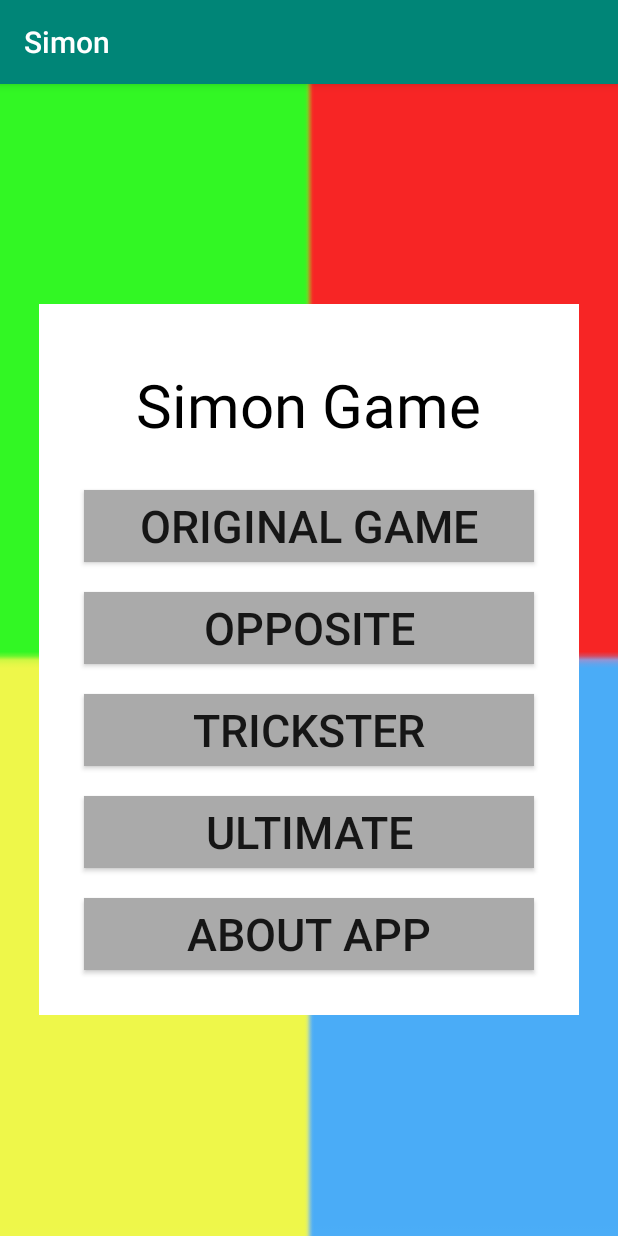
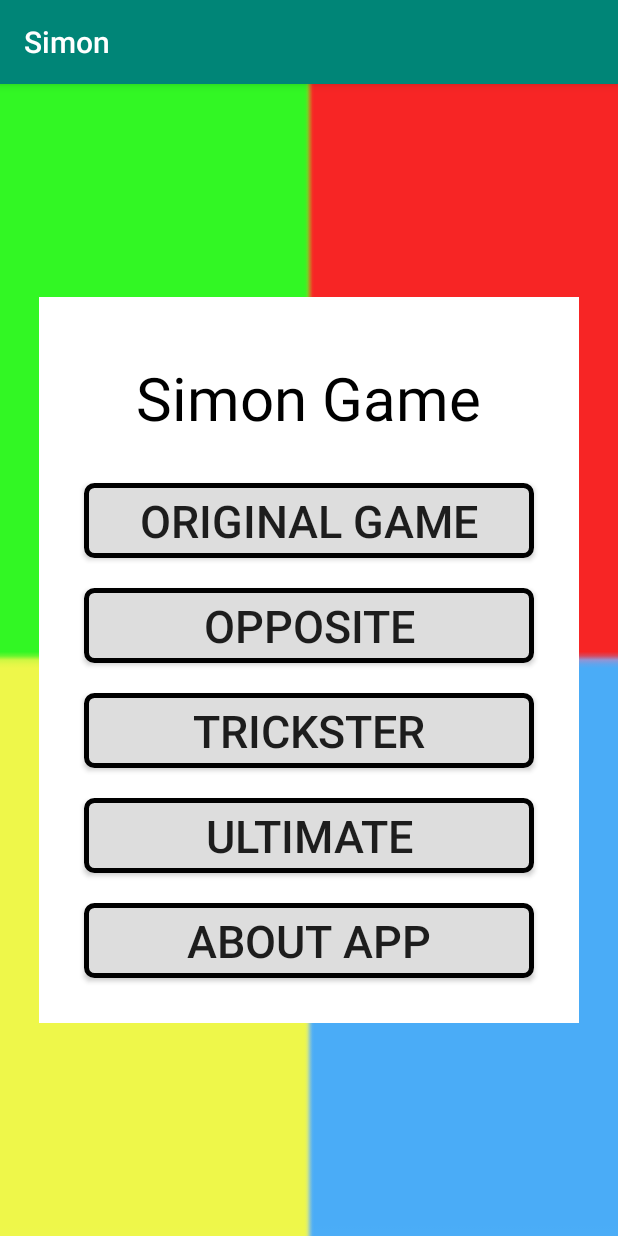
Before and after one commit to echemendiac/assignment02_csci_4020, an Android app: the screen it shows after launch (MainActivity), on a phone screen of 412 x 824 dp. Run offline under Robolectric (Android 15) with nearby library versions, the phone set to English and light mode, and no system bars.

Commit message:
Further improved design

```diff
--- a/app/src/main/res/drawable/button_border.xml
+++ b/app/src/main/res/drawable/button_border.xml
@@ -1,11 +1,17 @@
 <?xml version="1.0" encoding="utf-8"?>
-<shape xmlns:android="http://schemas.android.com/apk/res/android"
+<shape xmlns:android="http://schemas.android.com/apk/res/android">
     android:shape="rectangle" >
+        <solid android:color="#dddddd" />
+        <padding
+            android:bottom="5dp"
+            android:top="5dp"
+            android:right="5dp"
+            android:left="5dp"
+            />
+    <corners
+        android:radius="5dp" />
+        <stroke
+            android:width="3dp"
+            android:color="#000000" />
 
-    <solid android:color="#FFDA8200" />
-
-    <stroke
-        android:width="3dp"
-        android:color="#FFFF4917" />
-
-</shape>
+    </shape>
--- a/app/src/main/res/layout/activity_main.xml
+++ b/app/src/main/res/layout/activity_main.xml
@@ -27,7 +27,7 @@
     <Button
         android:id="@+id/modeb_1"
         android:layout_width="300dp"
-        android:background="@android:color/darker_gray"
+        android:background="@drawable/button_border"
         android:layout_margin="10dp"
         android:layout_height="wrap_content"
         android:text="Original Game"
@@ -35,7 +35,7 @@
     <Button
         android:id="@+id/modeb_2"
         android:layout_width="300dp"
-        android:background="@android:color/darker_gray"
+        android:background="@drawable/button_border"
         android:layout_margin="10dp"
         android:layout_height="wrap_content"
         android:text="Opposite"
@@ -43,7 +43,7 @@
     <Button
         android:id="@+id/modeb_3"
         android:layout_width="300dp"
-        android:background="@android:color/darker_gray"
+        android:background="@drawable/button_border"
         android:layout_margin="10dp"
         android:layout_height="wrap_content"
         android:text="Trickster"
@@ -51,7 +51,7 @@
     <Button
         android:id="@+id/modeb_4"
         android:layout_width="300dp"
-        android:background="@android:color/darker_gray"
+        android:background="@drawable/button_border"
         android:layout_margin="10dp"
         android:layout_height="wrap_content"
         android:text="Ultimate"
@@ -60,7 +60,7 @@
     <Button
         android:id="@+id/about"
         android:layout_width="300dp"
-        android:background="@android:color/darker_gray"
+        android:background="@drawable/button_border"
         android:layout_margin="10dp"
         android:layout_height="wrap_content"
         android:text="About App"
--- a/app/src/main/res/layout/game.xml
+++ b/app/src/main/res/layout/game.xml
@@ -29,6 +29,7 @@
         app:layout_constraintTop_toBottomOf="@+id/title_tv"
         android:orientation="vertical"
         android:background="@android:color/black"
+        android:padding="5dp"
         android:weightSum="2">
         <LinearLayout
             android:layout_width="match_parent"
@@ -99,6 +100,7 @@
         app:layout_constraintStart_toStartOf="parent"
         app:layout_constraintTop_toBottomOf="@+id/gameGrid_ll" />
     <Button
+        android:background="@drawable/button_border"
         android:id="@+id/instructions_b"
         android:layout_width="wrap_content"
         android:layout_height="wrap_content"
```
